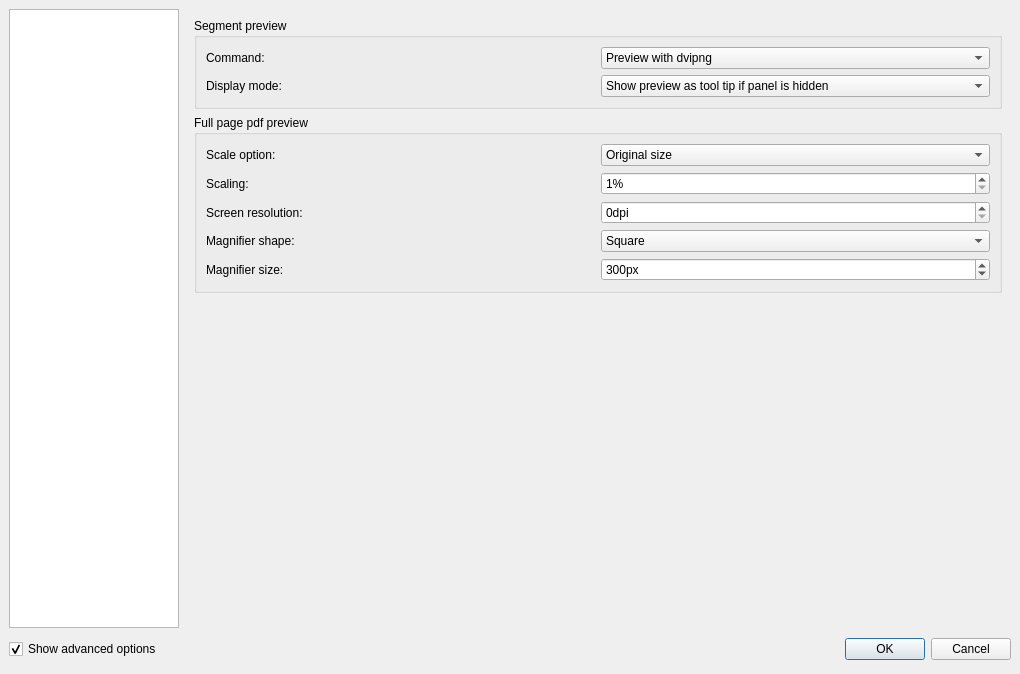
svn2github/texstudio-trunk, file configdialog.ui: the form before one commit.
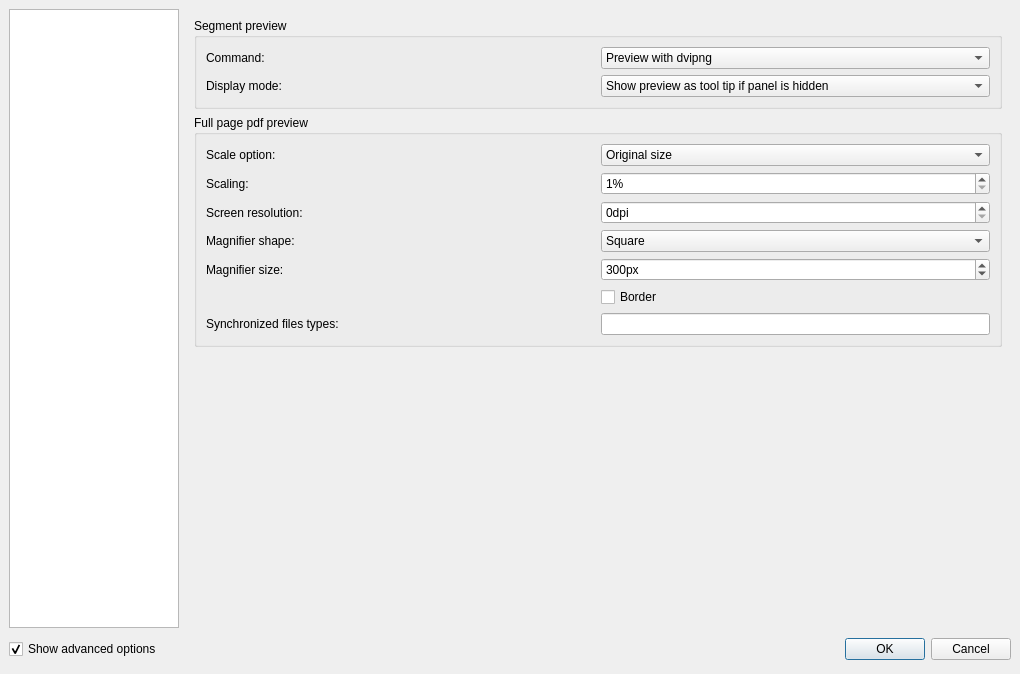
The form after the commit. The open tabs and pages were chosen to show the change. Icons and pictures are not drawn.

Commit message: preview only sync with tex files; optional border around magnifier

What changed in the file:
```diff
--- a/configdialog.ui
+++ b/configdialog.ui
@@ -1876,6 +1876,30 @@
             </property>
            </widget>
           </item>
+          <item row="5" column="1">
+           <widget class="QCheckBox" name="checkBoxPreviewMagnifierBorder">
+            <property name="text">
+             <string>Border</string>
+            </property>
+           </widget>
+          </item>
+          <item row="6" column="0">
+           <widget class="QLabel" name="label_34">
+            <property name="text">
+             <string>Synchronized files types:</string>
+            </property>
+           </widget>
+          </item>
+          <item row="6" column="1">
+           <widget class="QLineEdit" name="lineEditPreviewSyncFileMask">
+            <property name="sizePolicy">
+             <sizepolicy hsizetype="Preferred" vsizetype="Fixed">
+              <horstretch>0</horstretch>
+              <verstretch>0</verstretch>
+             </sizepolicy>
+            </property>
+           </widget>
+          </item>
          </layout>
         </widget>
        </item>
```
Left out of the diff: 2 changed lines with no effect on the pictures. The commit also changes 3 other files.
